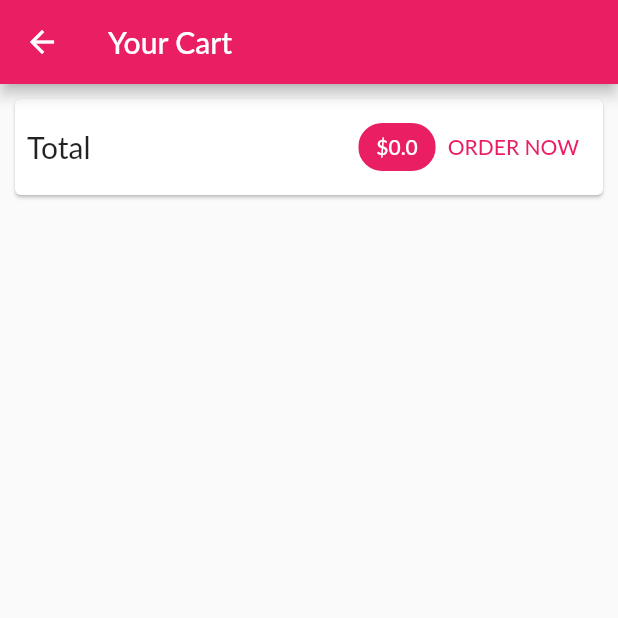
After one commit to AndriLaksono/flutter-provider, a Flutter app: the CartScreen screen opened by its route, on a phone screen of 412 x 824 dp, the top half of it. The commit adds this screen. Run offline on Flutter 3.47's test engine with Material 2 defaults, Android fonts, the phone set to English and light mode, and no system bars; network calls fail; Roboto replaces fonts that are missing (Lato).

Commit message:
adding cart screen

```diff
--- a/lib/main.dart
+++ b/lib/main.dart
@@ -1,10 +1,12 @@
 import 'package:flutter/material.dart';
 import 'package:provider/provider.dart';
 
+import './providers/products.dart';
+import './providers/cart.dart';
+
 import './screens/products_overview_screen.dart';
 import './screens/product_detail_screen.dart';
-import './providers/products.dart';
-import './providers/cart.dart';
+import './screens/cart_screen.dart';
 
 void main() => runApp(MyApp());
 
@@ -27,6 +29,7 @@ class MyApp extends StatelessWidget {
         home: ProductsOverviewScreen(),
         routes: {
           ProductDetailScreen.routeName: (ctx) => ProductDetailScreen(),
+          CartScreen.routeName: (ctx) => CartScreen(),
         }
       ),
     );
--- a/lib/providers/cart.dart
+++ b/lib/providers/cart.dart
@@ -25,6 +25,14 @@ class Cart with ChangeNotifier {
     return _items != null ? _items.length : 0;
   }
 
+  double get totalAmount {
+    double total = 0;
+    _items.forEach((key, value) {
+      total += value.price * value.quantity;
+    });
+    return total;
+  }
+
   void addItem(String productId, String title, double price) {
     if (_items.containsKey(productId)) {
       _items.update(productId, (value) => CartItem(
--- /dev/null
+++ b/lib/screens/cart_screen.dart
@@ -0,0 +1,43 @@
+import 'package:flutter/material.dart';
+import 'package:provider/provider.dart';
+
+import '../providers/cart.dart';
+
+class CartScreen extends StatelessWidget {
+  static const routeName = '/cart';
+
+  @override
+  Widget build(BuildContext context) {
+    final cart = Provider.of<Cart>(context);
+    return Scaffold(
+      appBar: AppBar(
+        title: Text('Your Cart'),
+      ),
+      body: Column(
+        children: <Widget>[
+          Card(
+            margin: EdgeInsets.all(10),
+            child: Padding(
+              padding: EdgeInsets.all(8),
+              child: Row(
+                mainAxisAlignment: MainAxisAlignment.spaceBetween,
+                children: <Widget>[
+                  Text('Total', style: TextStyle(fontSize: 20),),
+                  Spacer(),
+                  Chip(
+                    label: Text('\$${cart.totalAmount}', style: TextStyle(color: Colors.white),),
+                    backgroundColor: Theme.of(context).primaryColor,
+                  ),
+                  TextButton(
+                    child: Text('ORDER NOW'),
+                    onPressed: (){},
+                  )
+                ],
+              ),
+            ),
+          ),
+        ],
+      ),
+    );
+  }
+}
--- a/lib/screens/products_overview_screen.dart
+++ b/lib/screens/products_overview_screen.dart
@@ -4,6 +4,7 @@ import 'package:provider/provider.dart';
 import '../providers/cart.dart';
 import '../widgets/products_grid.dart';
 import '../widgets/badge.dart';
+import './cart_screen.dart';
 
 enum FilterOptions {
   Favorites,
@@ -47,7 +48,9 @@ class _ProductsOverviewScreenState extends State<ProductsOverviewScreen> {
             ),
             child: IconButton(
               icon: Icon(Icons.shopping_cart),
-              onPressed: () {}
+              onPressed: () {
+                Navigator.of(context).pushNamed(CartScreen.routeName);
+              }
             ),
           ),
           SizedBox(width: 10,)
```
